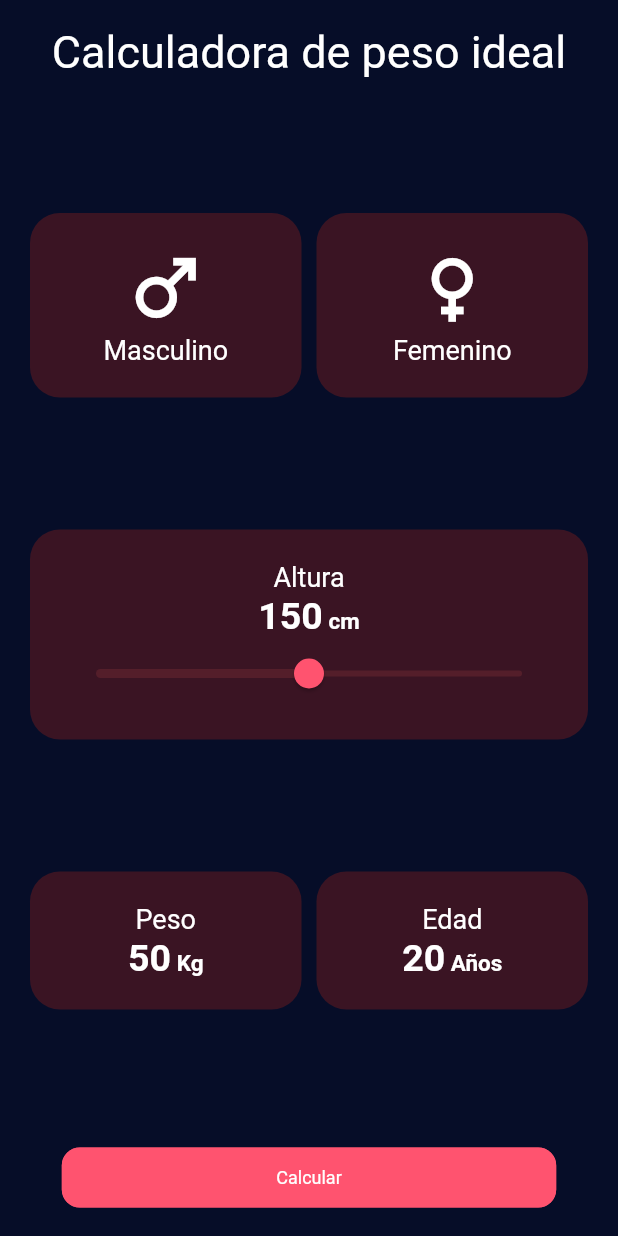
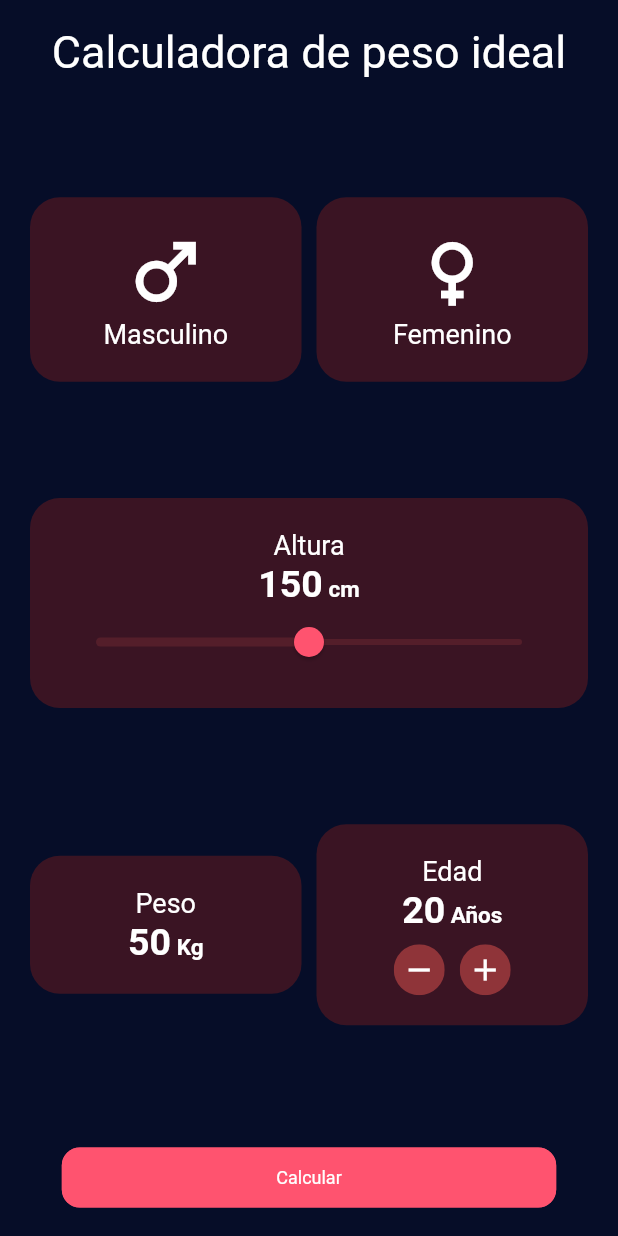
Before and after one commit to stivengm/calculadora_peso_flutter, a Flutter app: the screen it shows after launch, on a phone screen of 412 x 824 dp. Run offline on Flutter 3.47's test engine with Material 2 defaults, Android fonts, the phone set to English and light mode, and no system bars.

Commit message:
FIX - Ajuste de funcionalidad edad.

```diff
--- a/lib/gui/views/bmi_calculator_view/bmi_calculator_view.dart
+++ b/lib/gui/views/bmi_calculator_view/bmi_calculator_view.dart
@@ -14,6 +14,7 @@ class BMICalculatorView extends StatefulWidget {
 class _BMICalculatorViewState extends State<BMICalculatorView> {
   double valueSlider = 150.0;
   int gender = 0;
+  int age = 20;
 
   @override
   Widget build(BuildContext context) {
@@ -143,17 +144,42 @@ class _BMICalculatorViewState extends State<BMICalculatorView> {
                     children: [
                       const TextWidget(text: "Edad"),
                       RichText(
-                        text: const TextSpan(
-                          text: '20',
-                          style: TextStyle( fontSize: 25.0, fontWeight: FontWeight.bold ),
+                        text: TextSpan(
+                          text: age.toString(),
+                          style: const TextStyle( fontSize: 25.0, fontWeight: FontWeight.bold ),
                           children: [
                             TextSpan(
-                              text: ' Años',
-                              style: TextStyle( fontSize: 15.0 )
+                              text: age == 1 ? ' Año' : ' Años',
+                              style: const TextStyle( fontSize: 15.0 )
                             )
                           ]
                         )
                       ),
+                      const SizedBox( height: 8.0),
+                      Row(
+                        mainAxisAlignment: MainAxisAlignment.center,
+                        children: [
+                          _buttonRemove(
+                            () {
+                              setState(() {
+                                if (age >= 2) {
+                                  age = age - 1;
+                                }
+                              });
+                            }
+                          ),
+                          const SizedBox( width: 10.0 ),
+                          _buttonsAdd(
+                            () {
+                             setState(() {
+                                if (age <= 99) {
+                                  age = age + 1;
+                                }
+                              });
+                            }
+                          ),
+                        ],
+                      )
                     ],
                   ),
                   width: (media.width - 40) / 2 - 5
@@ -181,4 +207,43 @@ class _BMICalculatorViewState extends State<BMICalculatorView> {
       child: item,
     );
   }
+
+  Widget _buttonsAdd(VoidCallback action) {
+    return ClipRRect(
+      borderRadius: BorderRadius.circular(50),
+      child: Material(
+        color: selectedColor,
+        child: InkWell(
+          onTap: action,
+          child: const Padding(
+            padding: EdgeInsets.symmetric(horizontal: 5, vertical: 5),
+            child: Icon(
+              Icons.add,
+              color: Colors.white,
+            ),
+          ),
+        ),
+      ),
+    );
+  }
+
+  Widget _buttonRemove(VoidCallback action) {
+    return ClipRRect(
+      borderRadius: BorderRadius.circular(50),
+      child: Material(
+        color: selectedColor,
+        child: InkWell(
+          onTap: action,
+          child: const Padding(
+            padding: EdgeInsets.symmetric(horizontal: 5, vertical: 5),
+            child: Icon(
+              Icons.remove,
+              color: Colors.white,
+            ),
+          ),
+        ),
+      ),
+    );
+  }
+
 }
```
